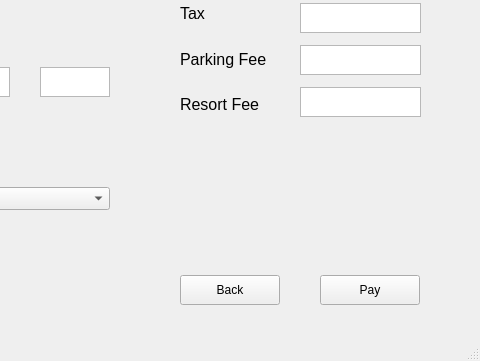
Qt form mainwindow.ui (JonathanXu4/CSC3220-Lab-2) before a commit; both pictures show x 280 to 760 and y 165 to 526 of the 760 by 526 pixel window.
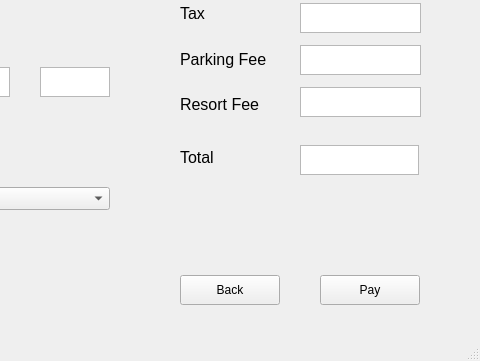
The same form after that commit. The open tabs and pages were chosen to show the change.

Commit message:
All basic requirements complete
Just need to add photos and make things more appealing

The edit to the form file:
```diff
--- a/mainwindow.ui
+++ b/mainwindow.ui
@@ -706,6 +706,40 @@
        </item>
       </layout>
      </widget>
+     <widget class="QLabel" name="label_25">
+      <property name="geometry">
+       <rect>
+        <x>460</x>
+        <y>310</y>
+        <width>104</width>
+        <height>25</height>
+       </rect>
+      </property>
+      <property name="font">
+       <font>
+        <pointsize>12</pointsize>
+       </font>
+      </property>
+      <property name="text">
+       <string>Total</string>
+      </property>
+     </widget>
+     <widget class="QTextBrowser" name="Total">
+      <property name="geometry">
+       <rect>
+        <x>580</x>
+        <y>310</y>
+        <width>119</width>
+        <height>30</height>
+       </rect>
+      </property>
+      <property name="maximumSize">
+       <size>
+        <width>260</width>
+        <height>30</height>
+       </size>
+      </property>
+     </widget>
     </widget>
     <widget class="QWidget" name="page3">
      <widget class="QPushButton" name="pushButton_4">
```
Left out of the diff: 24 changed lines with no effect on the pictures. The commit also changes 2 other files.
